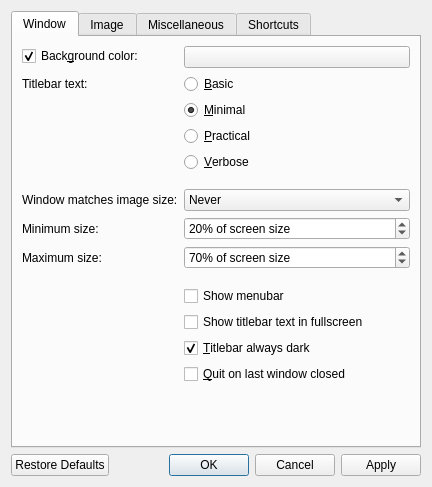
Before: the Qt Designer form src/qvoptionsdialog.ui in jurplel/qView, drawn with Qt 5.
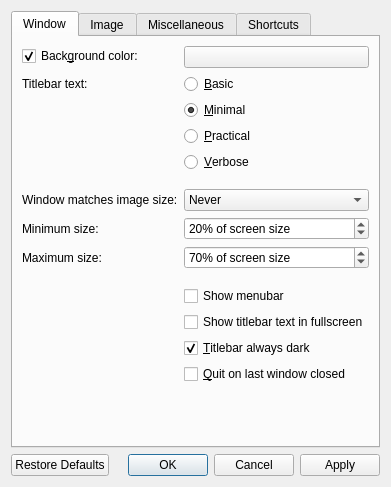
After: the same form once the commit is applied.

What changed in the file:
```diff
--- a/src/qvoptionsdialog.ui
+++ b/src/qvoptionsdialog.ui
@@ -5,14 +5,6 @@
   <property name="windowModality">
    <enum>Qt::NonModal</enum>
   </property>
-  <property name="geometry">
-   <rect>
-    <x>0</x>
-    <y>0</y>
-    <width>432</width>
-    <height>485</height>
-   </rect>
-  </property>
   <property name="windowTitle">
    <string>Options</string>
   </property>
```
Left out of the diff: 8 changed lines with no effect on the pictures.
